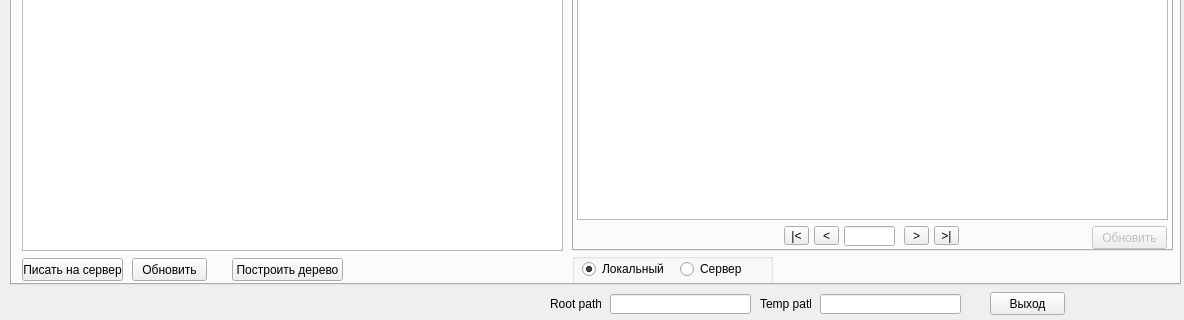
The window that Socket_Client_v5/Dialogs/MainForm.ui (Balog/Synchonization) describes before a commit, drawn with Qt 5; both pictures show x 0 to 1184 and y 526 to 846 of the 1184 by 846 pixel window.
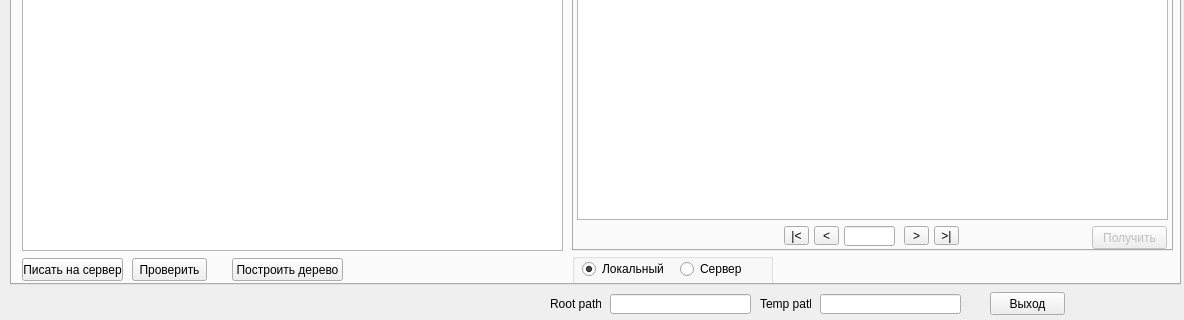
The same window after the commit.

What changed in the file:
```diff
--- a/Socket_Client_v5/Dialogs/MainForm.ui
+++ b/Socket_Client_v5/Dialogs/MainForm.ui
@@ -455,7 +455,7 @@
       </rect>
      </property>
      <property name="text">
-      <string>Обновить</string>
+      <string>Проверить</string>
      </property>
     </widget>
     <widget class="QTabWidget" name="tabWidget_3">
@@ -580,7 +580,7 @@
         </rect>
        </property>
        <property name="text">
-        <string>Обновить</string>
+        <string>Получить</string>
        </property>
       </widget>
      </widget>
```
Left out of the diff: 4 changed lines with no effect on the pictures.
